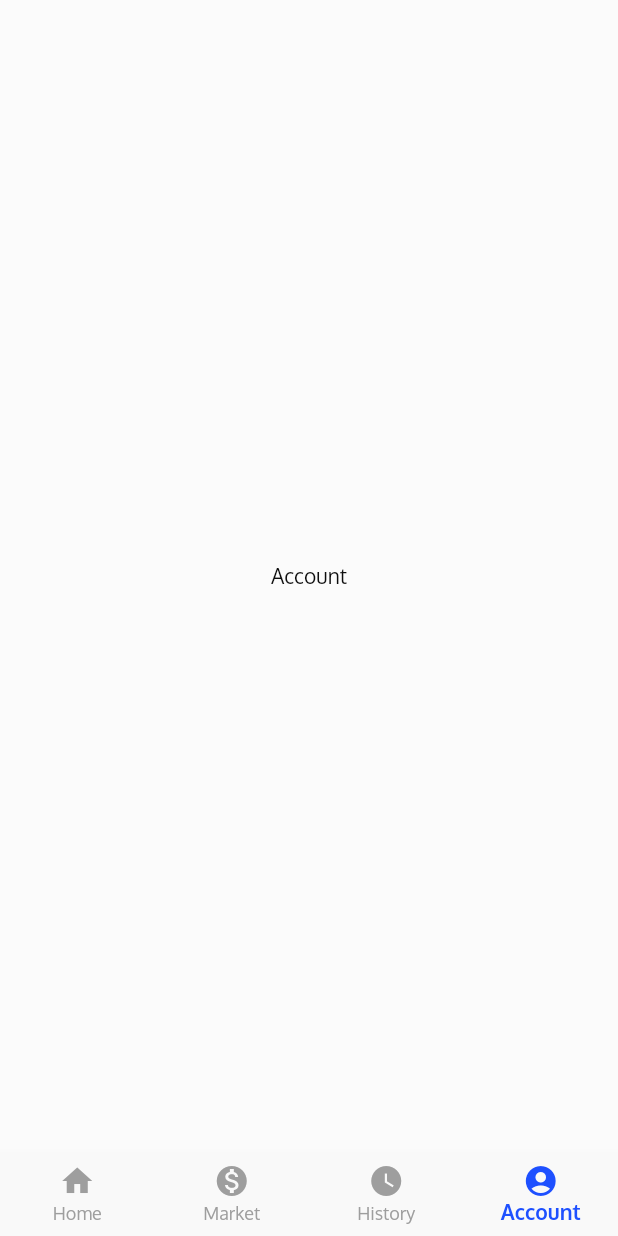
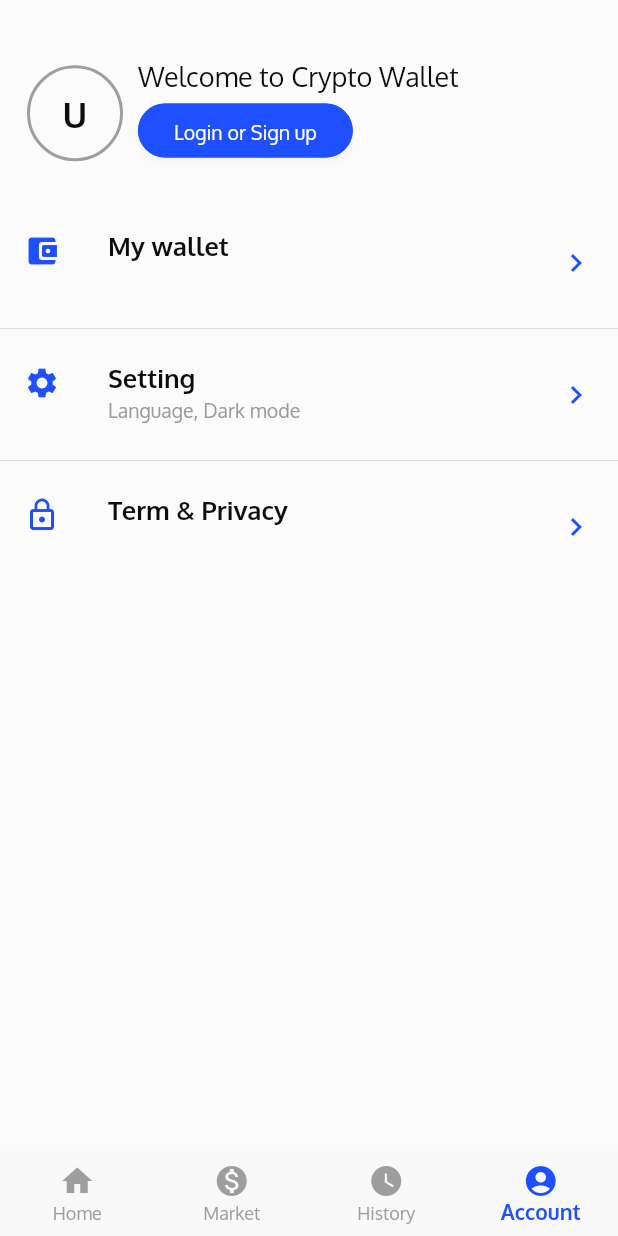
Before and after one commit to hientranea/FlutterDevFest2021, a Flutter app: the screen it shows after launch, item 4 of the bottom bar chosen, on a phone screen of 412 x 824 dp. Run offline on Flutter 3.47's test engine with Material 2 defaults, Android fonts, the phone set to English and light mode, and no system bars; our stand-ins replace bloc, dio, equatable, fl_chart, flutter_bloc, font_awesome_flutter and 1 more; network calls fail.

Commit message:
Implement account screen

```diff
--- a/lib/config/crypto_tracker_color.dart
+++ b/lib/config/crypto_tracker_color.dart
@@ -13,6 +13,8 @@ class CryptoTrackerColors {
   static const grey200 = Color(0xFFEEEEEE);
   static const grey300 = Color(0xFFE5E5E5);
   static const grey600 = Color(0xFF546E7A);
+  static const title = Color(0xFF656565);
+  static const subtitle = Color(0xFF9B9B9B);
 
   static const darkPrimaryColor = Color(0xFFBB86FC);
   static const darkBackground = Color(0xFF1E1F28);
--- a/lib/config/routes.dart
+++ b/lib/config/routes.dart
@@ -1,7 +1,9 @@
 import 'package:crypto_tracker/screens/currencydetail/currency_detail_screen.dart';
 import 'package:crypto_tracker/screens/home/home_screen.dart';
+import 'package:crypto_tracker/screens/my_wallet/my_wallet_screen.dart';
 
 var cryptoTrackerRoutes = {
   HomeScreen.routeName: (context) => const HomeScreen(),
-  CurrencyDetailScreen.routeName: (context) => const CurrencyDetailScreen()
+  CurrencyDetailScreen.routeName: (context) => const CurrencyDetailScreen(),
+  MyWalletScreen.routeName: (context) => const MyWalletScreen()
 };
--- /dev/null
+++ b/lib/screens/account/account_screen.dart
@@ -0,0 +1,102 @@
+import 'package:crypto_tracker/config/crypto_tracker_color.dart';
+import 'package:crypto_tracker/screens/common/avatar_by_name.dart';
+import 'package:crypto_tracker/screens/my_wallet/my_wallet_screen.dart';
+import 'package:crypto_tracker/utils/utils.dart';
+import 'package:flutter/material.dart';
+
+class AccountScreen extends StatelessWidget {
+  const AccountScreen({Key? key}) : super(key: key);
+
+  _profileSection(BuildContext context) {
+    return ripple(
+      Container(
+        padding: const EdgeInsets.only(left: 18, right: 18),
+        child: Row(
+          children: <Widget>[
+            AvatarByName(key: UniqueKey(), initialsName: "U", diameter: 64),
+            Padding(
+              padding: const EdgeInsets.symmetric(horizontal: 10),
+              child: Column(
+                crossAxisAlignment: CrossAxisAlignment.start,
+                children: <Widget>[
+                  const Text(
+                    "Welcome to Crypto Wallet",
+                    style: TextStyle(fontSize: 18),
+                  ),
+                  ElevatedButton(
+                    style: ElevatedButton.styleFrom(
+                      primary: Theme.of(context).primaryColor,
+                      padding: const EdgeInsets.only(top: 4, left: 24, right: 24, bottom: 2),
+                      shape: RoundedRectangleBorder(
+                          borderRadius: BorderRadius.circular(25.0),
+                          side: BorderSide(color: Theme.of(context).primaryColor)),
+                    ),
+                    child: const Text("Login or Sign up", style: TextStyle(fontSize: 13)),
+                    onPressed: () {},
+                  ),
+                ],
+              ),
+            ),
+          ],
+        ),
+      ),
+      onTap: () {},
+    );
+  }
+
+  List<Widget> _settingSection(BuildContext context, IconData icon, String title,
+      {String subtitle = "",
+      bool userRequired = false,
+      bool hasBottomLine = true,
+      VoidCallback? onTap}) {
+    return [
+      ripple(
+        ListTile(
+          title: Text(title, style: const TextStyle(fontSize: 17, fontWeight: FontWeight.bold)),
+          subtitle: Text(subtitle,
+              style: const TextStyle(fontSize: 13, color: CryptoTrackerColors.subtitle)),
+          leading: Icon(icon, color: Theme.of(context).primaryColor),
+          trailing: Icon(Icons.keyboard_arrow_right, color: Theme.of(context).primaryColor),
+          onTap: () => tryInvoke(onTap),
+        ),
+      ),
+      if (hasBottomLine) const Divider()
+    ];
+  }
+
+  @override
+  Widget build(BuildContext context) {
+    return SafeArea(
+      child: Scaffold(
+        key: UniqueKey(),
+        backgroundColor: Theme.of(context).scaffoldBackgroundColor,
+        body: ListView(
+          children: <Widget>[
+            const SizedBox(height: 40),
+            _profileSection(context),
+            Container(height: 28),
+            ..._settingSection(
+              context,
+              Icons.account_balance_wallet_rounded,
+              "My wallet",
+              userRequired: true,
+              onTap: () {
+                Navigator.of(context).pushNamed(MyWalletScreen.routeName);
+              },
+            ),
+            ..._settingSection(
+              context,
+              Icons.settings,
+              "Setting",
+              subtitle: "Language, Dark mode",
+              onTap: () {
+                // Navigator.of(context).pushNamed(SettingScreen.ROUTE_NAME);
+              },
+            ),
+            ..._settingSection(context, Icons.lock_outline, "Term & Privacy", hasBottomLine: false),
+          ],
+        ),
+      ),
+    );
+  }
+}
--- /dev/null
+++ b/lib/screens/common/avatar_by_name.dart
@@ -0,0 +1,24 @@
+import 'package:flutter/cupertino.dart';
+import 'package:flutter/material.dart';
+
+class AvatarByName extends StatelessWidget {
+  final double diameter;
+  final String initialsName;
+
+  const AvatarByName({required Key key, this.diameter = 50, this.initialsName = ""})
+      : super(key: key);
+
+  @override
+  Widget build(BuildContext context) {
+    return Container(
+      width: diameter,
+      height: diameter,
+      alignment: Alignment.center,
+      decoration: BoxDecoration(
+          borderRadius: BorderRadius.circular(diameter),
+          border: Border.all(width: 2.0, color: Colors.grey)),
+      child: Text(initialsName,
+          style: TextStyle(fontWeight: FontWeight.bold, fontSize: 0.36 * diameter)),
+    );
+  }
+}
--- a/lib/screens/currencydetail/currency_detail_screen.dart
+++ b/lib/screens/currencydetail/currency_detail_screen.dart
@@ -35,6 +35,7 @@ class _CurrencyDetailScreenState extends State<CurrencyDetailScreen> {
           return Scaffold(
             backgroundColor: Colors.white,
             appBar: AppBar(
+              centerTitle: true,
               title: Text(
                 "Activity",
                 style: TextStyle(
--- a/lib/screens/home/home_screen.dart
+++ b/lib/screens/home/home_screen.dart
@@ -1,3 +1,4 @@
+import 'package:crypto_tracker/screens/account/account_screen.dart';
 import 'package:crypto_tracker/screens/currencydetail/currency_detail_screen.dart';
 import 'package:crypto_tracker/screens/dashboard/dashboard_screen.dart';
 import 'package:flutter/cupertino.dart';
@@ -42,7 +43,7 @@ class _HomeScreenState extends State<HomeScreen> {
     const DashboardScreen(),
     const DummyScreen("Market"),
     const DummyScreen("History"),
-    const DummyScreen("Account"),
+    const AccountScreen(),
   ];
 
   @override
--- a/lib/screens/my_wallet/my_wallet_screen.dart
+++ b/lib/screens/my_wallet/my_wallet_screen.dart
@@ -1,7 +1,11 @@
+import 'package:crypto_tracker/config/crypto_tracker_color.dart';
+import 'package:crypto_tracker/utils/utils.dart';
 import 'package:flutter/material.dart';
 import 'package:font_awesome_flutter/font_awesome_flutter.dart';
 
 class MyWalletScreen extends StatelessWidget {
+  static const routeName = "/account/my_wallet";
+
   const MyWalletScreen({Key? key}) : super(key: key);
 
   @override
@@ -9,10 +13,12 @@ class MyWalletScreen extends StatelessWidget {
     return Scaffold(
       appBar: AppBar(
         centerTitle: true,
-        title: const Text(
+        title: Text(
           'My Wallet',
-          style: TextStyle(color: Colors.black),
+          style: TextStyle(color: Theme.of(context).textTheme.bodyText1!.color),
         ),
+        iconTheme: IconThemeData(
+            color: isDarkMode() ? const Color(0xFFF6F6F6) : CryptoTrackerColors.heading),
       ),
       body: SizedBox(
         width: double.infinity,
```
